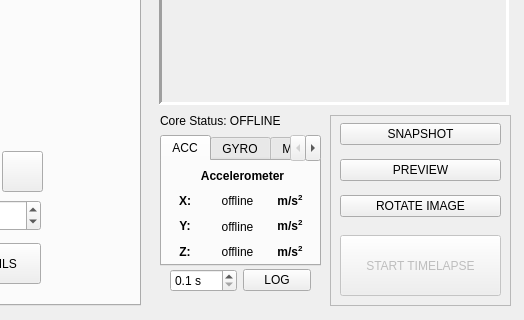
The window that _ui/Clinostat.ui (CoCl-Jerry/SciSpin_Max_Dev) describes before a commit, drawn with Qt 5; both pictures show x 500 to 1024 and y 255 to 575 of the 1024 by 575 pixel window.
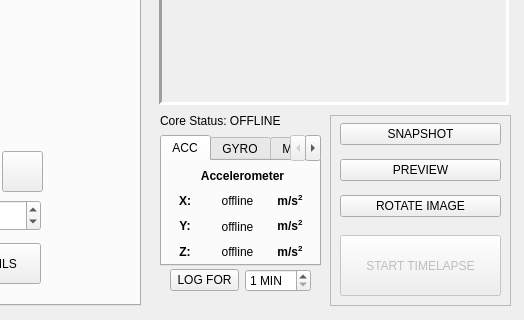
The same window after the commit. The open tabs and pages were chosen to show the change. Icons and pictures are not drawn.

Patch:
```diff
--- a/_ui/Clinostat.ui
+++ b/_ui/Clinostat.ui
@@ -2024,23 +2024,20 @@
      </rect>
     </property>
     <layout class="QHBoxLayout" name="horizontalLayout_6">
-     <item>
-      <widget class="QDoubleSpinBox" name="log_doubleSpinBox">
-       <property name="suffix">
-        <string> s</string>
-       </property>
-       <property name="decimals">
-        <number>1</number>
-       </property>
-       <property name="minimum">
-        <double>0.100000000000000</double>
-       </property>
-      </widget>
-     </item>
      <item>
       <widget class="QPushButton" name="log_pushButton">
        <property name="text">
-        <string>LOG</string>
+        <string>LOG FOR</string>
+       </property>
+      </widget>
+     </item>
+     <item>
+      <widget class="QSpinBox" name="log_spinBox">
+       <property name="suffix">
+        <string> MIN</string>
+       </property>
+       <property name="minimum">
+        <number>1</number>
        </property>
       </widget>
      </item>
```
Left out of the diff: 2 changed lines with no effect on the pictures.
